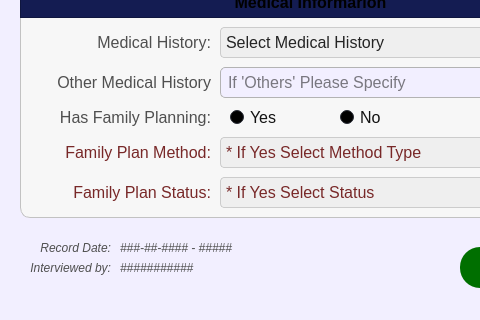
Above: UI/PopUp/Screen_CitizenPanel/ScreenCitizenProfile/register_citizen_part_03.ui from Yohhannn/Barangay-Records-Statistics-System before the change; both pictures show x 0 to 480 and y 263 to 583 of the 1171 by 583 pixel window. Below: the same form after it.
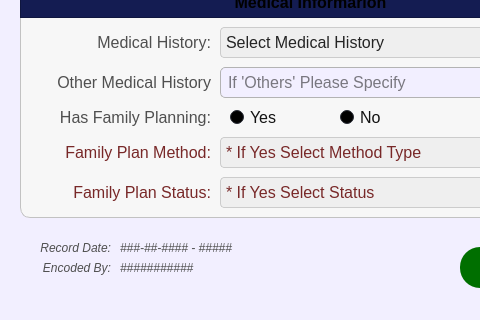
That is the form after the change. Icons and pictures are not drawn.

```diff
--- a/UI/PopUp/Screen_CitizenPanel/ScreenCitizenProfile/register_citizen_part_03.ui
+++ b/UI/PopUp/Screen_CitizenPanel/ScreenCitizenProfile/register_citizen_part_03.ui
@@ -7923,7 +7923,7 @@
 </string>
    </property>
    <property name="text">
-    <string>Interviewed by:</string>
+    <string>Encoded By:</string>
    </property>
    <property name="alignment">
     <set>Qt::AlignmentFlag::AlignRight|Qt::AlignmentFlag::AlignTrailing|Qt::AlignmentFlag::AlignVCenter</set>
```
